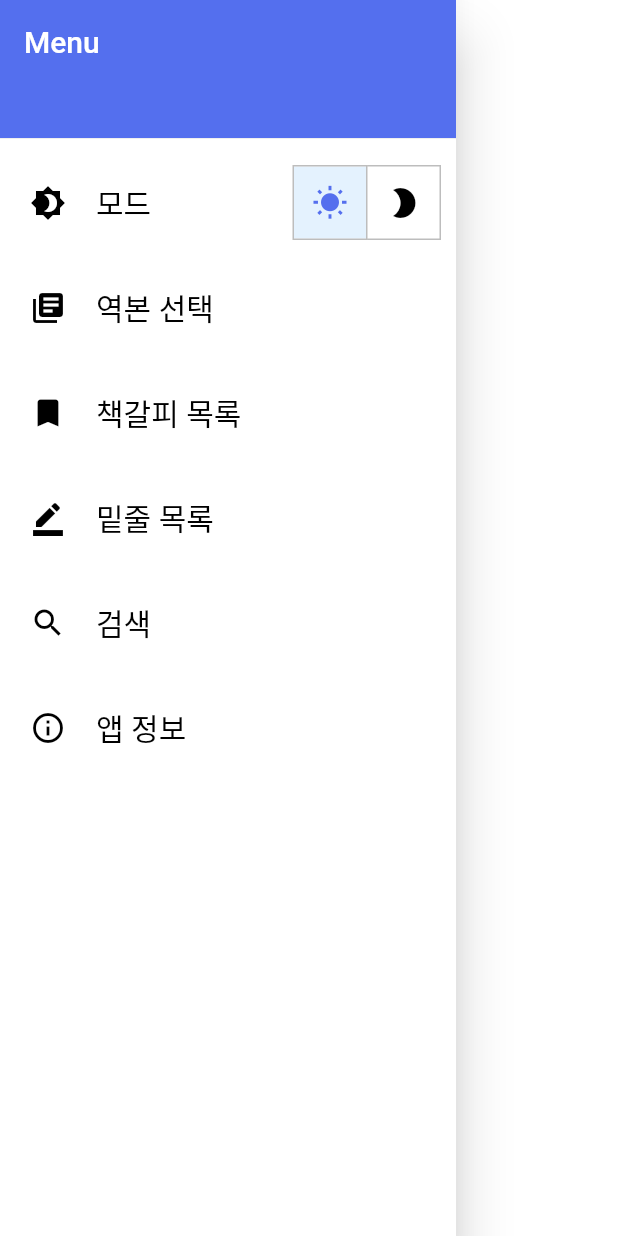
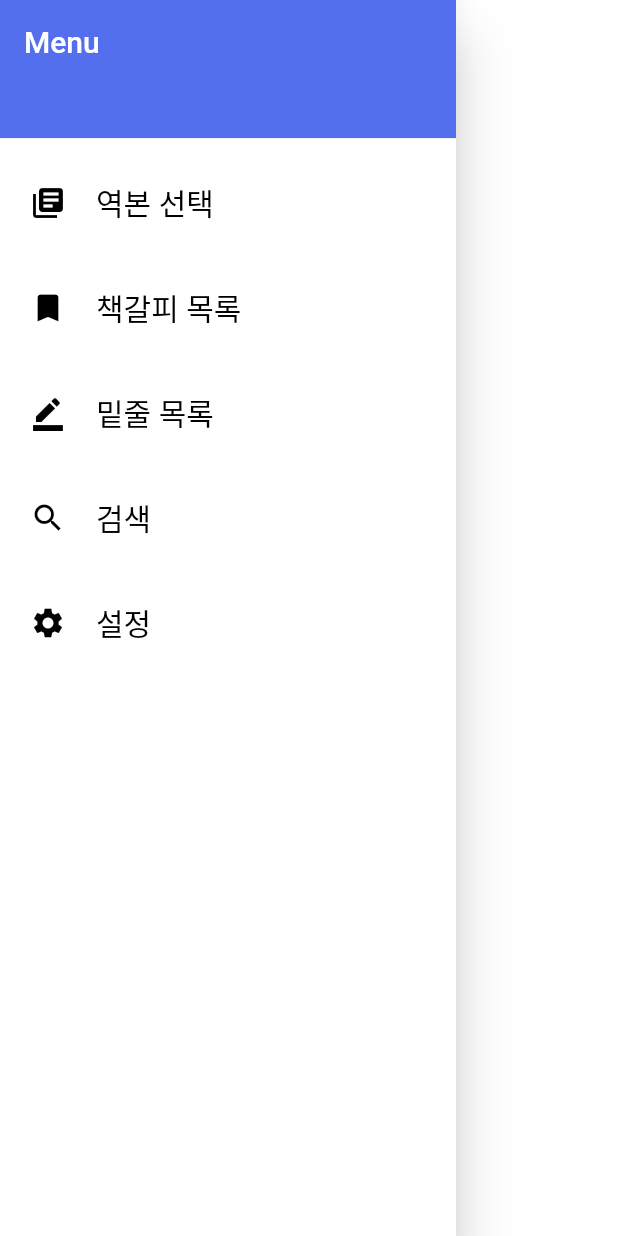
Before and after one commit to yenny-heo/Keep-bible, a Flutter app: the NavDrawer widget shown alone on an empty page, opened directly, on a phone screen of 412 x 824 dp. Run offline on Flutter 3.47's test engine with Material 2 defaults, Android fonts, the phone set to English and light mode, and no system bars; our stand-ins replace fluttertoast, scrollable_positioned_list.

Commit message:
feat: 정보 탭 X, 설정 탭 추가

```diff
--- a/lib/navigation/drawer.dart
+++ b/lib/navigation/drawer.dart
@@ -3,7 +3,7 @@ import 'package:keep_bible_app/local_storage/day_night_mode.dart';
 import 'package:keep_bible_app/page/bible_selection_page.dart';
 import 'package:keep_bible_app/page/bookmark_page.dart';
 import 'package:keep_bible_app/page/highlight_page.dart';
-import 'package:keep_bible_app/page/info_page.dart';
+import 'package:keep_bible_app/page/setting_page.dart';
 import 'package:keep_bible_app/page/search_page.dart';
 import 'package:keep_bible_app/state/app_state_notifier.dart';
 import 'package:keep_bible_app/theme/app_theme.dart';
@@ -35,41 +35,6 @@ class _NavDrawerState extends State<NavDrawer> {
                 style: TextStyle(fontSize: 20, color: Colors.white),
               ),
             )),
-        Row(
-          mainAxisAlignment: MainAxisAlignment.spaceBetween,
-          children: <Widget>[
-            Row(
-              children: <Widget>[
-                _menuIcon(Icons.brightness_4, isDark),
-                _menuText('모드', isDark),
-              ],
-            ),
-            Container(
-                padding: EdgeInsets.fromLTRB(0, 0, 10, 0),
-                child: ToggleButtons(
-                  children: <Widget>[
-                    Icon(Icons.wb_sunny),
-                    Icon(Icons.brightness_2)
-                  ],
-                  onPressed: (int i) {
-                    setState(() {
-                      isLightOrDark[0] = !isLightOrDark[0];
-                      isLightOrDark[1] = !isLightOrDark[1];
-                      Provider.of<AppStateNotifier>(context, listen: false)
-                          .setModeState(isLightOrDark[1]);
-                      writeMode(isLightOrDark[1]);
-                    });
-                  },
-                  isSelected: isLightOrDark,
-                  color: isDark? AppTheme.darkMode.accentColor:AppTheme.lightMode.accentColor,
-                  selectedBorderColor: Colors.black26,
-                  disabledBorderColor: Colors.black26,
-                  borderColor: Colors.black26,
-                  selectedColor: AppTheme.lightMode.primaryColor,
-
-                ))
-          ],
-        ),
         InkWell(
           child: Row(
             children: <Widget>[
@@ -121,13 +86,13 @@ class _NavDrawerState extends State<NavDrawer> {
         InkWell(
           child: Row(
             children: <Widget>[
-              _menuIcon(Icons.info_outline, isDark),
-              _menuText('앱 정보', isDark),
+              _menuIcon(Icons.settings, isDark),
+              _menuText('설정', isDark),
             ],
           ),
           onTap: () => {
             Navigator.push(context,
-                MaterialPageRoute(builder: (context) => InfoPage()))
+                MaterialPageRoute(builder: (context) => SettingPage()))
           },
         ),
       ],
--- a/lib/page/info_page.dart
+++ /dev/null
@@ -1,11 +0,0 @@
-import 'package:flutter/material.dart';
-
-class InfoPage extends StatelessWidget {
-  @override
-  Widget build(BuildContext context) {
-    // TODO: implement build
-    return Scaffold(
-      appBar: AppBar(title: Text('앱 정보')),
-    );
-  }
-}
--- a/lib/page/verse_page.dart
+++ b/lib/page/verse_page.dart
@@ -475,7 +475,7 @@ class _VerseListState extends State<VerseList> {
                   InkWell(
                     child: Container(
                       padding: EdgeInsets.all(12.0),
-                      child:  Text("밑줄긋기",style: TextStyle(fontSize: 20, color: isDark ? AppTheme.darkMode.accentColor:AppTheme.lightMode.accentColor)),
+                      child:  Text("밑줄 긋기",style: TextStyle(fontSize: 20, color: isDark ? AppTheme.darkMode.accentColor:AppTheme.lightMode.accentColor)),
                     ),
                     onTap: () => _setHighlight(),
                   ),
```
Also changed, not shown: lib/page/setting_page.dart (added, +115 -0 lines).
